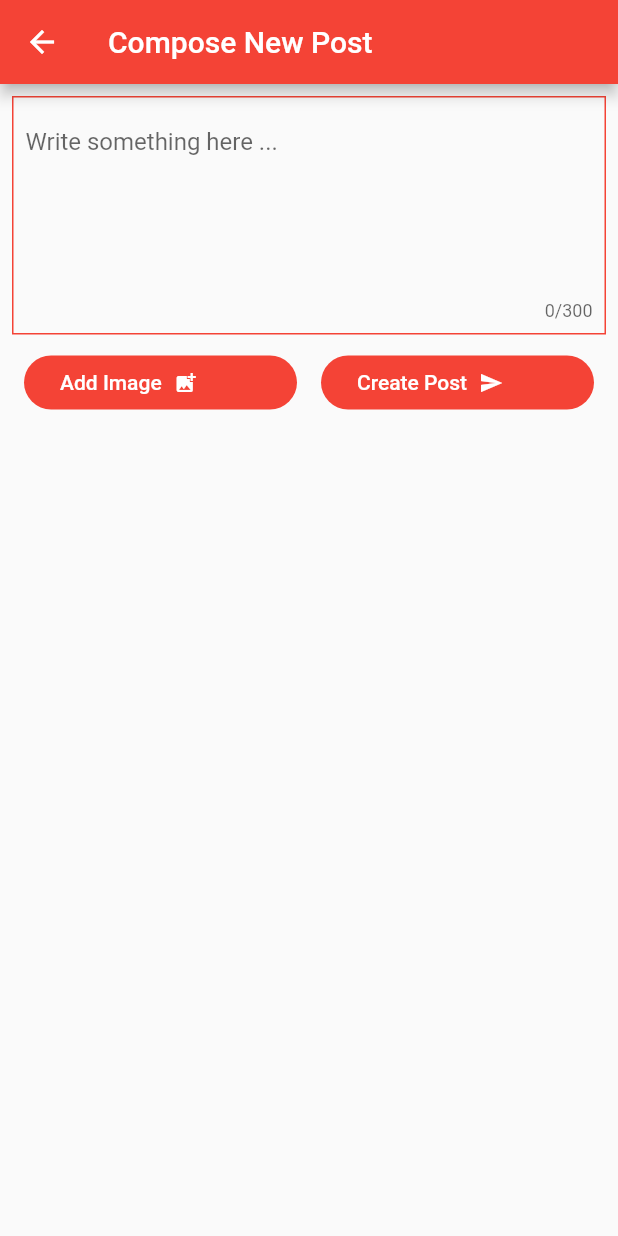
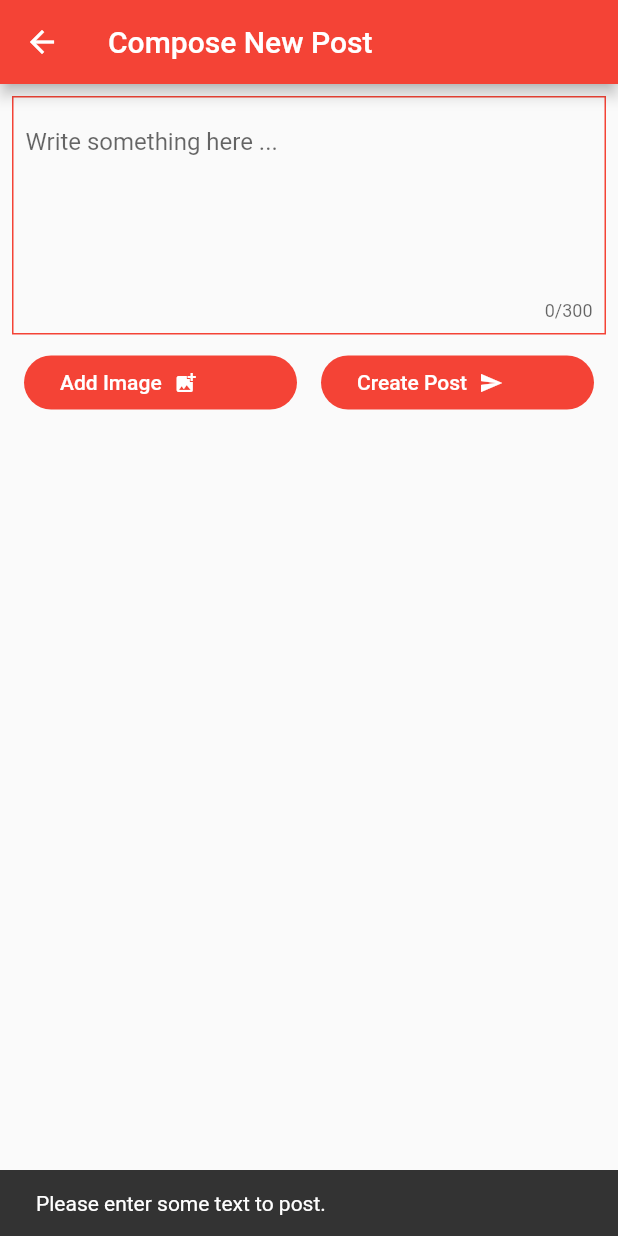
Before and after one commit to 8JME/Feedly, a Flutter app: the CreatePage screen opened directly, after a tap on "Create Post", on a phone screen of 412 x 824 dp. Run offline on Flutter 3.47's test engine with Material 2 defaults, Android fonts, the phone set to English and light mode, and no system bars; our stand-ins replace cloud_firestore, firebase_auth; accounts and stored records are empty.

```diff
--- a/lib/pages/create.dart
+++ b/lib/pages/create.dart
@@ -1,9 +1,76 @@
+import 'package:cloud_firestore/cloud_firestore.dart';
+import 'package:firebase_auth/firebase_auth.dart';
 import 'package:flutter/material.dart';
 
-class CreatePage extends StatelessWidget {
+class CreatePage extends StatefulWidget {
+  @override
+  _CreatePageState createState() => _CreatePageState();
+}
+
+class _CreatePageState extends State<CreatePage> {
+  TextEditingController _postTextController = TextEditingController(text: '');
+
+  GlobalKey<ScaffoldState> _key = GlobalKey<ScaffoldState>();
+  Firestore _firestore = Firestore.instance;
+  FirebaseAuth _firebaseAuth = FirebaseAuth.instance;
+
+  String user_uid, user_display_name;
+
+  _post() async {
+    if (_postTextController.text.trim().length == 0) {
+      _key.currentState.showSnackBar(
+        SnackBar(
+          content: Text('Please enter some text to post.'),
+        ),
+      );
+
+      return;
+    }
+
+    try {
+      await _firestore.collection('posts').add({
+        'text': _postTextController.text.trim(),
+        'owner_name': user_display_name,
+        'owner': user_uid,
+        'created': DateTime.now(),
+        'likes': {},
+        'likes_count': 0,
+        'comments_count': 0,
+      });
+
+      _key.currentState.showSnackBar(SnackBar(
+        content: Text('Post created successfully.'),
+      ));
+
+      /// Allows the user to see snackbar before navigating to feed page
+      Future.delayed(
+        Duration(seconds: 1),
+        () {
+          Navigator.pop(context);
+        },
+      );
+    } catch (e) {
+      print('Exception Thrown: $e');
+      _key.currentState.showSnackBar(SnackBar(
+        content: Text(e.toString()),
+      ));
+    }
+  }
+
+  @override
+  void initState() {
+    super.initState();
+
+    _firebaseAuth.currentUser().then((FirebaseUser user) {
+      user_uid = user.uid;
+      user_display_name = user.displayName;
+    });
+  }
+
   @override
   Widget build(BuildContext context) {
     return Scaffold(
+      key: _key,
       appBar: AppBar(
         title: Text('Compose New Post'),
       ),
@@ -18,6 +85,7 @@ class CreatePage extends StatelessWidget {
                 color: Colors.red,
               )),
               child: TextField(
+                controller: _postTextController,
                 maxLines: 5,
                 maxLength: 300,
                 decoration: InputDecoration(
@@ -69,7 +137,9 @@ class CreatePage extends StatelessWidget {
                       ),
                       splashColor: Colors.red,
                       color: Colors.red,
-                      onPressed: () {},
+                      onPressed: () {
+                        _post();
+                      },
                       child: Row(
                         children: <Widget>[
                           Padding(
--- a/pubspec.yaml
+++ b/pubspec.yaml
@@ -20,6 +20,7 @@ dependencies:
   flutter:
     sdk: flutter
   firebase_auth: ^0.10.0
+  cloud_firestore: ^0.12.9+5
 
   # The following adds the Cupertino Icons font to your application.
   # Use with the CupertinoIcons class for iOS style icons.
```
Also changed, not shown: pubspec.lock, 3 other files.
